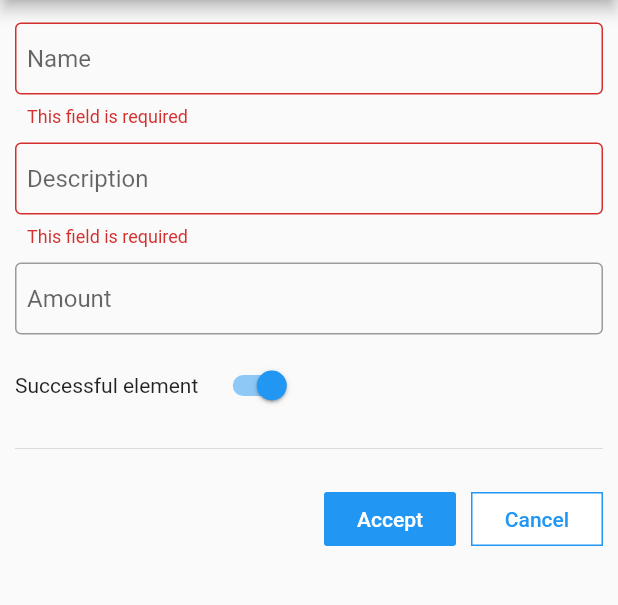
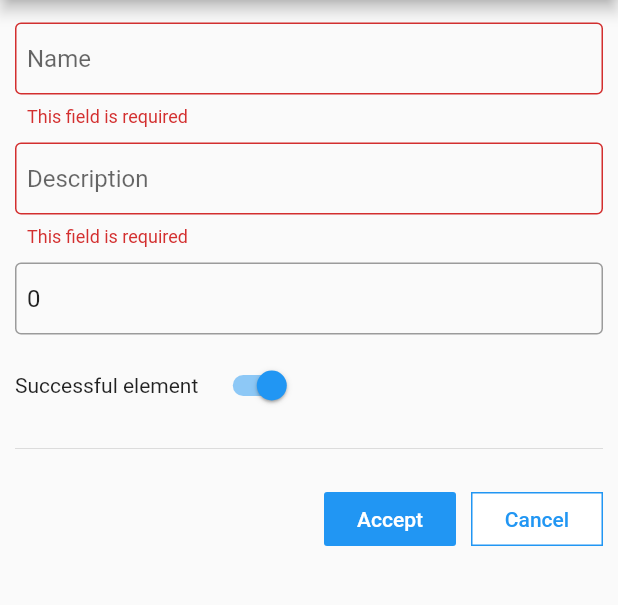
Before and after one commit to cortiz37/flutter_springboot, a Flutter app: the FormElements screen opened by its route, after a tap on "Accept", on a phone screen of 412 x 824 dp, the part 84-689 px from its top. Run offline on Flutter 3.47's test engine with Material 2 defaults, Android fonts, the phone set to English and light mode, and no system bars; network calls fail.

Commit message:
passing object from parent.

```diff
--- a/flutter_ui/lib/routes/form_elements.dart
+++ b/flutter_ui/lib/routes/form_elements.dart
@@ -3,8 +3,9 @@ import 'package:flutter_ui/main.dart';
 
 class FormElements extends StatefulWidget {
   final StandardAppBar appBar;
+  final Map element;
 
-  FormElements({this.appBar});
+  FormElements({this.appBar, this.element});
 
   @override
   _FormElements createState() => _FormElements();
@@ -20,18 +21,27 @@ class _FormElements extends State<FormElements> {
   final FocusNode _focusAmount = new FocusNode();
   final FocusNode _focusSuccess = new FocusNode();
 
-  Map element = {
-    'name': '',
-    'description': '',
-    'amount': 0,
-    'success': true,
-  };
+  TextEditingController _controllerName;
+  TextEditingController _controllerDescription;
+  TextEditingController _controllerAmount;
+
+  @override
+  void initState() {
+    super.initState();
+    _controllerName = TextEditingController(text: widget.element['name']);
+    _controllerDescription =
+        TextEditingController(text: widget.element['description']);
+    _controllerAmount = TextEditingController(text: widget.element['amount'].toString());
+  }
 
   void _save() async {
     if (!_formKey.currentState.validate()) {
       return;
     }
-    print(element);
+    widget.element['name'] = _controllerName.value.text;
+    widget.element['description'] = _controllerDescription.value.text;
+    widget.element['amount'] = int.parse(_controllerAmount.value.text);
+    print(widget.element);
   }
 
   String _required(String value) {
@@ -62,9 +72,7 @@ class _FormElements extends State<FormElements> {
           validator: this._required,
           textInputAction: TextInputAction.next,
           focusNode: _focusName,
-          onChanged: (value) {
-            element['name'] = value;
-          },
+          controller: _controllerName,
           onFieldSubmitted: (term) {
             _focusName.unfocus();
             FocusScope.of(context).requestFocus(_focusDescription);
@@ -82,9 +90,7 @@ class _FormElements extends State<FormElements> {
           validator: this._required,
           textInputAction: TextInputAction.next,
           focusNode: _focusDescription,
-          onChanged: (value) {
-            element['description'] = value;
-          },
+          controller: _controllerDescription,
           onFieldSubmitted: (term) {
             _focusDescription.unfocus();
             FocusScope.of(context).requestFocus(_focusAmount);
@@ -103,9 +109,7 @@ class _FormElements extends State<FormElements> {
           textInputAction: TextInputAction.done,
           keyboardType: TextInputType.number,
           focusNode: _focusAmount,
-          onChanged: (value) {
-            element['amount'] = int.tryParse(value);
-          },
+          controller: _controllerAmount,
           onFieldSubmitted: (term) {
             _focusAmount.unfocus();
             FocusScope.of(context).requestFocus(_focusSuccess);
@@ -121,10 +125,10 @@ class _FormElements extends State<FormElements> {
             Text('Successful element'),
             SizedBox(width: 10),
             Switch(
-              value: element['success'],
+              value: widget.element['success'],
               onChanged: (value) {
                 setState(() {
-                  element['success'] = value;
+                  widget.element['success'] = value;
                 });
               },
               focusNode: _focusSuccess,
```
